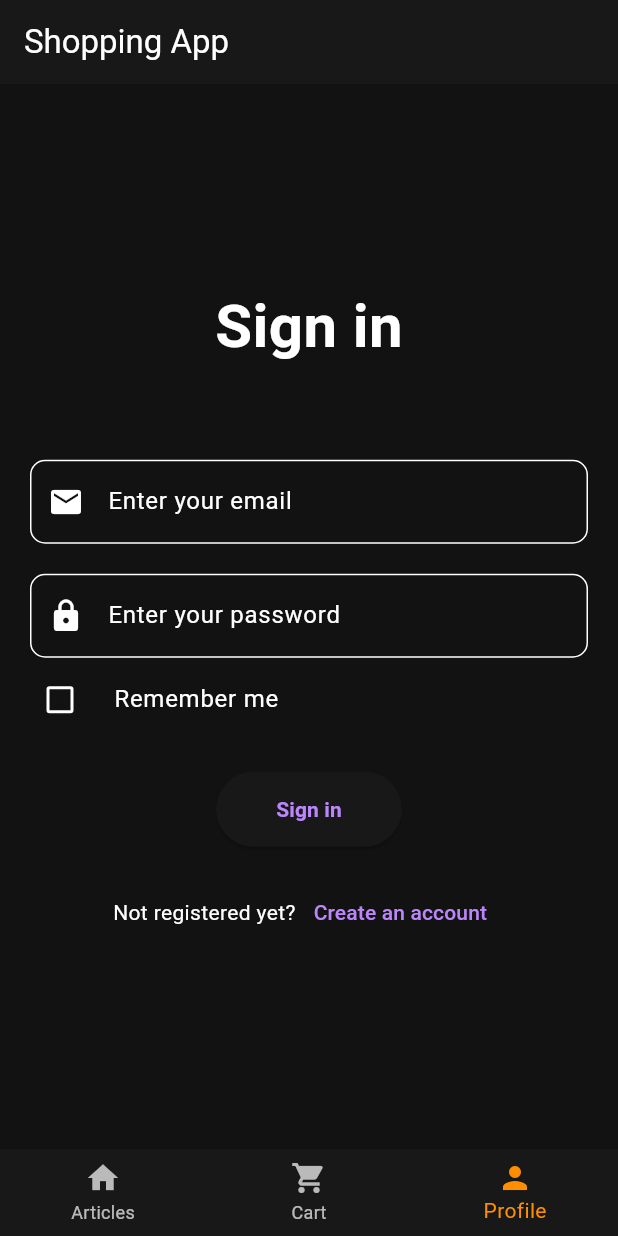
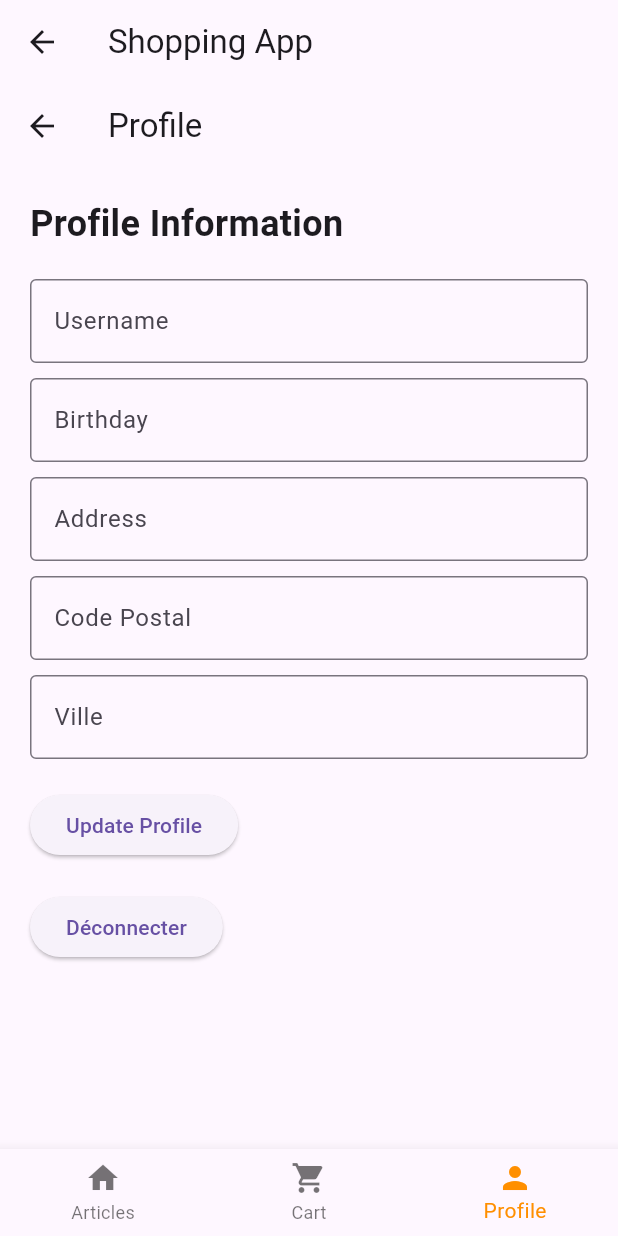
Before and after one commit to soufiiyane/flutter_app, a Flutter app: the BottomNavBar screen opened directly, item 3 of the bottom bar chosen, on a phone screen of 412 x 824 dp. Run offline on Flutter 3.47's test engine with Material 3 defaults, Android fonts, the phone set to English and light mode, and no system bars; our stand-ins replace email_validator.

```diff
--- a/lib/main.dart
+++ b/lib/main.dart
@@ -1,7 +1,9 @@
 import 'package:flutter/material.dart';
-import 'login_screen.dart';
+import 'profile_page.dart';
 import 'article_page.dart';
 import 'cart_page.dart';
+import 'login_screen.dart';
+
 
 void main() {
   runApp(const MyApp());
@@ -29,10 +31,9 @@ class MyApp extends StatelessWidget {
     return MaterialApp(
       title: 'Shopping App',
       theme: ThemeData(
-        colorScheme: defaultColorScheme,
         primarySwatch: Colors.blue,
       ),
-      home: const BottomNavBar(),
+      home: const LoginPage(title: 'Login'), // Set LoginPage as home
     );
   }
 }
@@ -51,7 +52,7 @@ class _BottomNavBarState extends State<BottomNavBar> {
   final List<Widget> _pages = [
     ArticlePage(), // Home Page
     CartPage(),    // Cart Page
-    LoginPage(title: 'Login UI'), // Profile Page (as an example)
+    ProfilePage(), // Profile Page
   ];
 
   void _onItemTapped(int index) {
--- /dev/null
+++ b/lib/profile_page.dart
@@ -0,0 +1,143 @@
+import 'package:flutter/material.dart';
+import 'login_screen.dart';
+
+class ProfilePage extends StatefulWidget {
+  const ProfilePage({Key? key}) : super(key: key);
+
+  @override
+  _ProfilePageState createState() => _ProfilePageState();
+}
+
+class _ProfilePageState extends State<ProfilePage> {
+  final _formKey = GlobalKey<FormState>();
+
+  final TextEditingController _usernameController = TextEditingController();
+  final TextEditingController _birthdayController = TextEditingController();
+  final TextEditingController _addressController = TextEditingController();
+  final TextEditingController _postalCodeController = TextEditingController();
+  final TextEditingController _cityController = TextEditingController();
+
+  void _deconnecter() {
+    // Handle logout logic here
+    ScaffoldMessenger.of(context).showSnackBar(
+      const SnackBar(content: Text('Déconnecté')),
+    );
+
+    // Navigate back to the login page or handle redirection as necessary
+    Navigator.pushReplacement(
+      context,
+      MaterialPageRoute(builder: (context) => const LoginPage(title: 'Login UI')),
+    );
+  }
+
+  @override
+  Widget build(BuildContext context) {
+    return Scaffold(
+      appBar: AppBar(
+        title: const Text('Profile'),
+      ),
+      body: Padding(
+        padding: const EdgeInsets.all(20.0),
+        child: Form(
+          key: _formKey,
+          child: Column(
+            crossAxisAlignment: CrossAxisAlignment.start,
+            children: <Widget>[
+              const Text(
+                'Profile Information',
+                style: TextStyle(fontSize: 24, fontWeight: FontWeight.bold),
+              ),
+              const SizedBox(height: 20),
+              TextFormField(
+                controller: _usernameController,
+                decoration: InputDecoration(
+                  labelText: 'Username',
+                  border: OutlineInputBorder(),
+                ),
+                validator: (value) {
+                  if (value == null || value.isEmpty) {
+                    return 'Please enter your username';
+                  }
+                  return null;
+                },
+              ),
+              const SizedBox(height: 10),
+              TextFormField(
+                controller: _birthdayController,
+                decoration: InputDecoration(
+                  labelText: 'Birthday',
+                  border: OutlineInputBorder(),
+                ),
+                validator: (value) {
+                  if (value == null || value.isEmpty) {
+                    return 'Please enter your birthday';
+                  }
+                  return null;
+                },
+              ),
+              const SizedBox(height: 10),
+              TextFormField(
+                controller: _addressController,
+                decoration: InputDecoration(
+                  labelText: 'Address',
+                  border: OutlineInputBorder(),
+                ),
+                validator: (value) {
+                  if (value == null || value.isEmpty) {
+                    return 'Please enter your address';
+                  }
+                  return null;
+                },
+              ),
+              const SizedBox(height: 10),
+              TextFormField(
+                controller: _postalCodeController,
+                decoration: InputDecoration(
+                  labelText: 'Code Postal',
+                  border: OutlineInputBorder(),
+                ),
+                validator: (value) {
+                  if (value == null || value.isEmpty) {
+                    return 'Please enter your postal code';
+                  }
+                  return null;
+                },
+              ),
+              const SizedBox(height: 10),
+              TextFormField(
+                controller: _cityController,
+                decoration: InputDecoration(
+                  labelText: 'Ville',
+                  border: OutlineInputBorder(),
+                ),
+                validator: (value) {
+                  if (value == null || value.isEmpty) {
+                    return 'Please enter your city';
+                  }
+                  return null;
+                },
+              ),
+              const SizedBox(height: 20),
+              ElevatedButton(
+                onPressed: () {
+                  if (_formKey.currentState!.validate()) {
+                    // Handle form submission logic here
+                    ScaffoldMessenger.of(context).showSnackBar(
+                      const SnackBar(content: Text('Profile Updated')),
+                    );
+                  }
+                },
+                child: const Text('Update Profile'),
+              ),
+              const SizedBox(height: 20),
+              ElevatedButton(
+                onPressed: _deconnecter,
+                child: const Text('Déconnecter'),
+              ),
+            ],
+          ),
+        ),
+      ),
+    );
+  }
+}
```
Also changed, not shown: lib/home_page.dart (added, +54 -0 lines), lib/login_screen.dart (+4 -3 lines).
